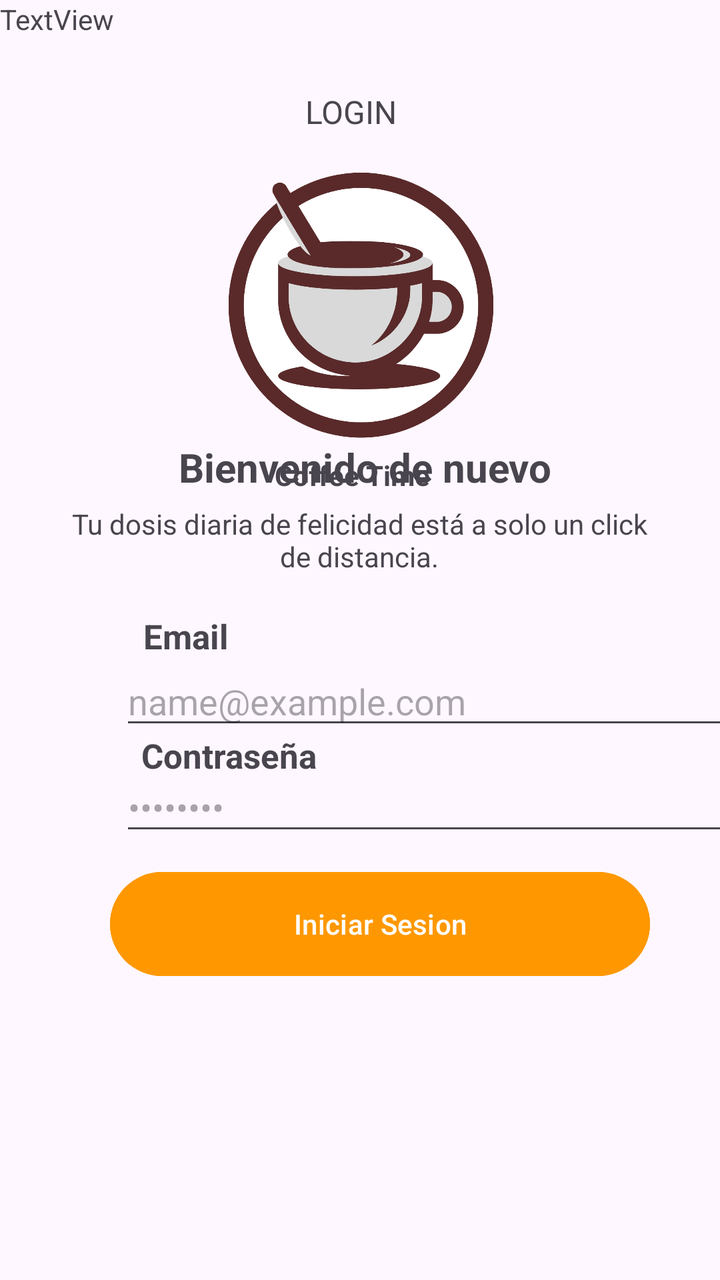
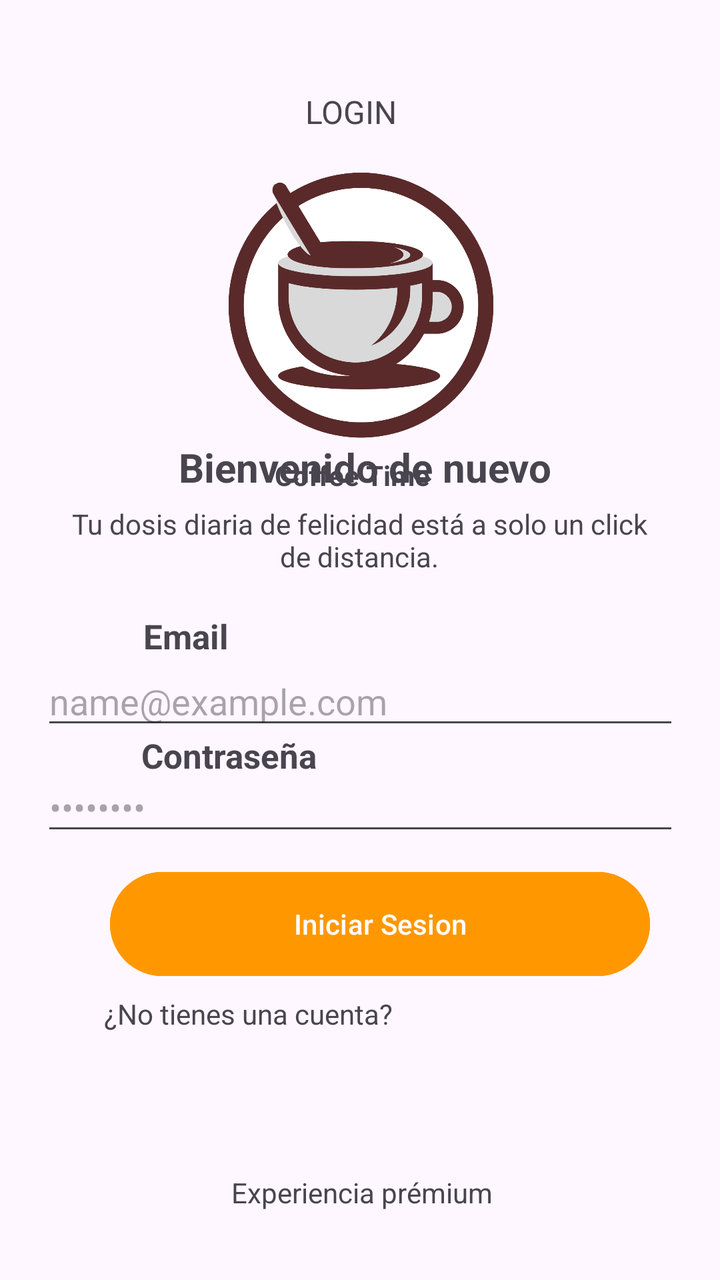

An Android layout rendered at two revisions. The XML below is the earlier revision; the diff shows what the commit changed to produce the second picture.
<!-- AndroidManifest.xml: application theme Theme.Cafeteria -->
<!-- res/layout/activity_segunda.xml -->
<?xml version="1.0" encoding="utf-8"?>
<androidx.constraintlayout.widget.ConstraintLayout xmlns:android="http://schemas.android.com/apk/res/android"
    xmlns:app="http://schemas.android.com/apk/res-auto"
    xmlns:tools="http://schemas.android.com/tools"
    android:id="@+id/main"
    android:layout_width="match_parent"
    android:layout_height="match_parent"
    tools:context=".SegundaActivity">


    <ImageView
        android:id="@+id/imageView"
        android:layout_width="269dp"
        android:layout_height="266dp"
        android:layout_marginStart="130dp"
        android:layout_marginTop="28dp"
        android:layout_marginEnd="131dp"
        android:src="@drawable/logo_coffe"
        app:layout_constraintEnd_toEndOf="parent"
        app:layout_constraintHorizontal_bias="0.495"
        app:layout_constraintStart_toStartOf="parent"
        app:layout_constraintTop_toTopOf="parent" />

    <TextView
        android:id="@+id/textcoffe"
        android:layout_width="86dp"
        android:layout_height="19dp"
        android:layout_marginStart="32dp"
        android:layout_marginTop="228dp"
        android:layout_marginEnd="24dp"
        android:text="Coffee Time"
        android:textStyle="bold"
        app:layout_constraintEnd_toEndOf="parent"
        app:layout_constraintHorizontal_bias="0.483"
        app:layout_constraintStart_toStartOf="parent"
        app:layout_constraintTop_toTopOf="parent" />

    <TextView
        android:id="@+id/login"
        android:layout_width="wrap_content"
        android:layout_height="wrap_content"
        android:layout_marginStart="172dp"
        android:layout_marginTop="45dp"
        android:layout_marginEnd="181dp"
        android:text="LOGIN"
        android:textSize="16sp"
        app:layout_constraintEnd_toEndOf="parent"
        app:layout_constraintStart_toStartOf="parent"
        app:layout_constraintTop_toTopOf="parent" />


    <TextView
        android:id="@+id/Bienvenido"
        android:layout_width="247dp"
        android:layout_height="39dp"
        android:layout_marginStart="7dp"
        android:gravity="center"
        android:text="Bienvenido de nuevo"
        android:textSize="20sp"
        android:textStyle="bold"
        app:layout_constraintBottom_toBottomOf="parent"
        app:layout_constraintEnd_toEndOf="parent"
        app:layout_constraintHorizontal_bias="0.49"
        app:layout_constraintStart_toStartOf="parent"
        app:layout_constraintTop_toTopOf="parent"
        app:layout_constraintVertical_bias="0.356" />

    <TextView
        android:id="@+id/dossistext"
        android:layout_width="290dp"
        android:layout_height="58dp"
        android:layout_marginTop="11dp"
        android:gravity="center"
        android:text="Tu dosis diaria de felicidad está a solo un click de distancia."
        app:layout_constraintBottom_toBottomOf="parent"
        app:layout_constraintEnd_toEndOf="parent"
        app:layout_constraintHorizontal_bias="0.495"
        app:layout_constraintStart_toStartOf="parent"
        app:layout_constraintTop_toTopOf="parent"
        app:layout_constraintVertical_bias="0.403" />

    <EditText
        android:id="@+id/ingreemail"
        android:layout_width="319dp"
        android:layout_height="38dp"
        android:layout_marginStart="60dp"
        android:layout_marginEnd="45dp"
        android:hint="name@example.com"
        android:inputType="text"
        app:layout_constraintBottom_toBottomOf="parent"
        app:layout_constraintEnd_toEndOf="parent"
        app:layout_constraintHorizontal_bias="0.0"
        app:layout_constraintStart_toStartOf="parent"
        app:layout_constraintTop_toTopOf="parent"
        app:layout_constraintVertical_bias="0.551" />


    <EditText
        android:id="@+id/ingrecontraseña"
        android:layout_width="319dp"
        android:layout_height="38dp"
        android:layout_marginStart="60dp"
        android:layout_marginEnd="45dp"
        android:hint="••••••••"
        android:inputType="text"
        app:layout_constraintBottom_toBottomOf="parent"
        app:layout_constraintEnd_toEndOf="parent"
        app:layout_constraintHorizontal_bias="0.0"
        app:layout_constraintStart_toStartOf="parent"
        app:layout_constraintTop_toTopOf="parent"
        app:layout_constraintVertical_bias="0.639" />


    <Button
        android:id="@+id/iniciarsesion"
        android:layout_width="270dp"
        android:layout_height="60dp"
        android:layout_marginStart="9dp"
        android:layout_marginTop="60dp"
        android:layout_marginBottom="91dp"
        android:backgroundTint="#FF9800"
        android:text="Iniciar Sesion"
        app:layout_constraintBottom_toBottomOf="parent"
        app:layout_constraintEnd_toEndOf="parent"
        app:layout_constraintHorizontal_bias="0.568"
        app:layout_constraintStart_toStartOf="parent"
        app:layout_constraintTop_toTopOf="parent"
        app:layout_constraintVertical_bias="0.867" />

    <TextView
        android:id="@+id/Email"
        android:layout_width="85dp"
        android:layout_height="29dp"
        android:layout_marginStart="7dp"
        android:text="Email"
        android:textSize="17sp"
        android:textStyle="bold"
        app:layout_constraintBottom_toBottomOf="parent"
        app:layout_constraintEnd_toEndOf="parent"
        app:layout_constraintHorizontal_bias="0.241"
        app:layout_constraintStart_toStartOf="parent"
        app:layout_constraintTop_toTopOf="parent"
        app:layout_constraintVertical_bias="0.502" />

    <TextView
        android:id="@+id/contraseña"
        android:layout_width="wrap_content"
        android:layout_height="wrap_content"
        android:layout_marginTop="2dp"
        android:text="Contraseña"
        android:textSize="17sp"
        android:textStyle="bold"
        app:layout_constraintBottom_toBottomOf="parent"
        app:layout_constraintEnd_toEndOf="parent"
        app:layout_constraintHorizontal_bias="0.26"
        app:layout_constraintStart_toStartOf="parent"
        app:layout_constraintTop_toTopOf="parent"
        app:layout_constraintVertical_bias="0.592" />

    <TextView
        android:id="@+id/textView5"
        android:layout_width="wrap_content"
        android:layout_height="wrap_content"
        android:text="TextView"
        tools:layout_editor_absoluteX="72dp"
        tools:layout_editor_absoluteY="579dp" />
</androidx.constraintlayout.widget.ConstraintLayout>
<!-- resources referenced by this layout -->
<resources>
  <!-- drawable logo_coffe: png bitmap (drawable, 106600 bytes) -->
  <style name="Theme.Cafeteria" parent="Base.Theme.Cafeteria" />
  <style name="Base.Theme.Cafeteria" parent="Theme.Material3.DayNight.NoActionBar">
          
          
      </style>
</resources>

<!-- the commit's change to res/layout/activity_segunda.xml (unified diff, before → after) -->
@@ -79,17 +79,15 @@
         app:layout_constraintTop_toTopOf="parent"
         app:layout_constraintVertical_bias="0.403" />
 
+
     <EditText
         android:id="@+id/ingreemail"
         android:layout_width="319dp"
         android:layout_height="38dp"
-        android:layout_marginStart="60dp"
-        android:layout_marginEnd="45dp"
         android:hint="name@example.com"
         android:inputType="text"
         app:layout_constraintBottom_toBottomOf="parent"
         app:layout_constraintEnd_toEndOf="parent"
-        app:layout_constraintHorizontal_bias="0.0"
         app:layout_constraintStart_toStartOf="parent"
         app:layout_constraintTop_toTopOf="parent"
         app:layout_constraintVertical_bias="0.551" />
@@ -99,17 +97,13 @@
         android:id="@+id/ingrecontraseña"
         android:layout_width="319dp"
         android:layout_height="38dp"
-        android:layout_marginStart="60dp"
-        android:layout_marginEnd="45dp"
         android:hint="••••••••"
         android:inputType="text"
         app:layout_constraintBottom_toBottomOf="parent"
         app:layout_constraintEnd_toEndOf="parent"
-        app:layout_constraintHorizontal_bias="0.0"
         app:layout_constraintStart_toStartOf="parent"
         app:layout_constraintTop_toTopOf="parent"
         app:layout_constraintVertical_bias="0.639" />
-
 
     <Button
         android:id="@+id/iniciarsesion"
@@ -158,10 +152,31 @@
         app:layout_constraintVertical_bias="0.592" />
 
     <TextView
-        android:id="@+id/textView5"
+        android:id="@+id/sincuenta"
         android:layout_width="wrap_content"
         android:layout_height="wrap_content"
-        android:text="TextView"
-        tools:layout_editor_absoluteX="72dp"
-        tools:layout_editor_absoluteY="579dp" />
+        android:layout_marginStart="52dp"
+        android:layout_marginEnd="214dp"
+        android:text="¿No tienes una cuenta?"
+        app:layout_constraintBottom_toBottomOf="parent"
+        app:layout_constraintEnd_toEndOf="parent"
+        app:layout_constraintHorizontal_bias="0.0"
+        app:layout_constraintStart_toStartOf="parent"
+        app:layout_constraintTop_toTopOf="parent"
+        app:layout_constraintVertical_bias="0.801" />
+
+    <TextView
+        android:id="@+id/Experienciaium"
+        android:layout_width="wrap_content"
+        android:layout_height="wrap_content"
+        android:layout_marginStart="174dp"
+        android:layout_marginTop="83dp"
+        android:layout_marginEnd="179dp"
+        android:text="Experiencia prémium"
+        app:layout_constraintBottom_toBottomOf="parent"
+        app:layout_constraintEnd_toEndOf="parent"
+        app:layout_constraintHorizontal_bias="0.472"
+        app:layout_constraintStart_toStartOf="parent"
+        app:layout_constraintTop_toTopOf="parent"
+        app:layout_constraintVertical_bias="0.936" />
 </androidx.constraintlayout.widget.ConstraintLayout>
